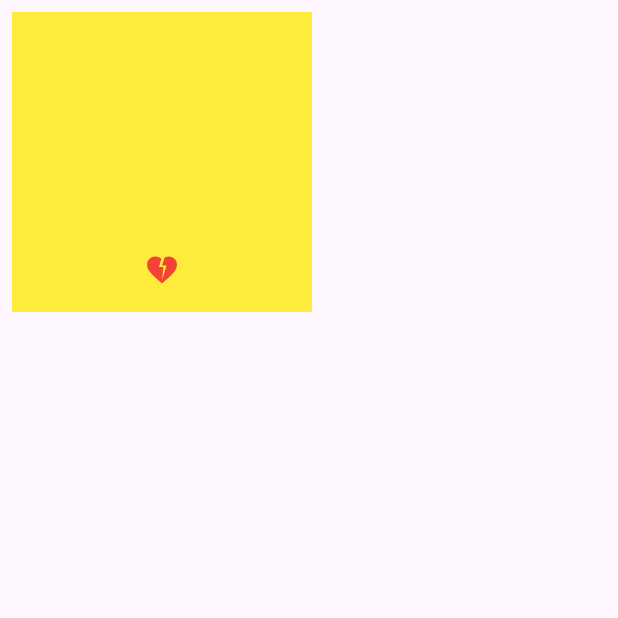
After one commit to Sippakornnn/myapp, a Flutter app: the screen it shows after launch, on a phone screen of 412 x 824 dp, the top half of it. The commit adds this screen. Run offline on Flutter 3.47's test engine with Material 3 defaults, Android fonts, the phone set to English and light mode, and no system bars.

Commit message:
Add single child layout demo

```diff
--- a/lib/main.dart
+++ b/lib/main.dart
@@ -1,9 +1,9 @@
 import 'package:flutter/material.dart';
-import 'package:myapp/week04/calculator.dart';
+import 'package:myapp/week05/single_child_demo.dart';
 void main() {
   runApp(
     MaterialApp(
-      home: Calculator()
+      home: SingleChildDemo()
     ),
   );
 }
--- /dev/null
+++ b/lib/week05/single_child_demo.dart
@@ -0,0 +1,23 @@
+import 'package:flutter/material.dart';
+
+class SingleChildDemo extends StatelessWidget {
+  const SingleChildDemo({super.key});
+
+  @override
+  Widget build(BuildContext context) {
+    return Scaffold(
+      // appBar: AppBar(title: Text('My app')),
+      body: SafeArea(
+        child: Container(
+          width: 200,
+          height: 200,
+          color: Colors.yellow,
+          padding: EdgeInsets.all(16),
+          margin: EdgeInsets.all(8),
+          alignment: Alignment(0,1),
+          child: Icon(Icons.heart_broken, color: Colors.red,),
+        ),
+      ),
+    );
+  }
+}
```
Also changed, not shown: 1 other file.
